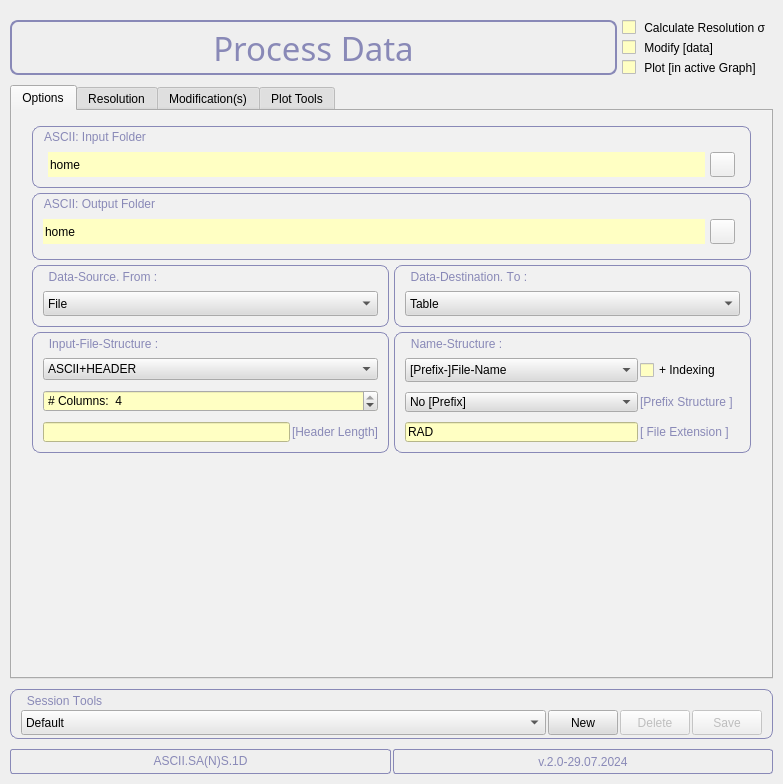
Before: the Qt Designer form qtisas/sans/ascii1d/ascii1d.ui in k61n/qtisas, drawn with Qt 5.
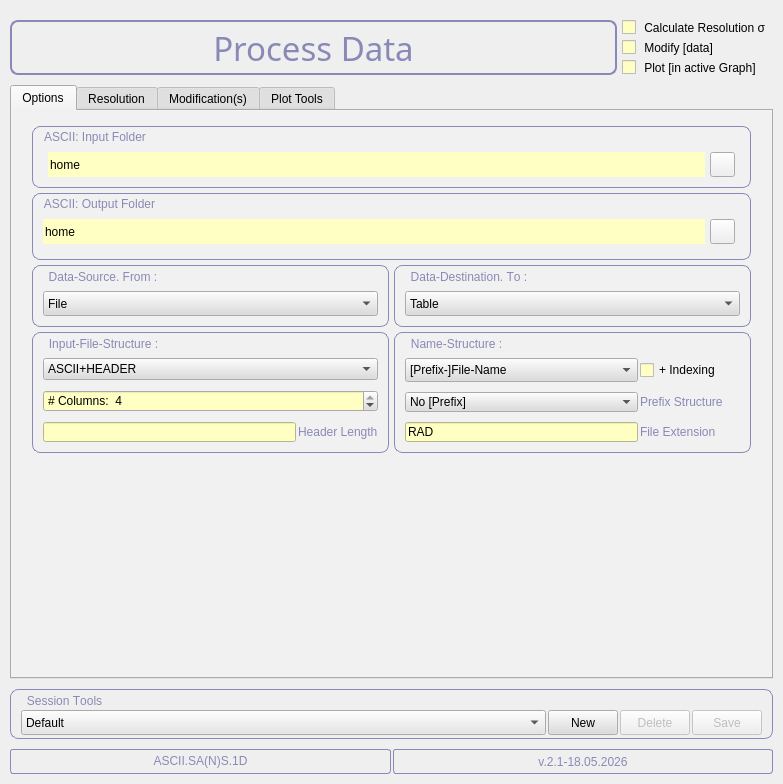
After: the same form once the commit is applied. The open tabs and pages were chosen to show the change. Icons and pictures are not drawn.

Commit message: ascii1d: improve import/export interface

Diff of the .ui file:
```diff
--- a/qtisas/sans/ascii1d/ascii1d.ui
+++ b/qtisas/sans/ascii1d/ascii1d.ui
@@ -3577,7 +3577,7 @@
                  <string>Sample Aperture</string>
                 </property>
                 <property name="text">
-                 <string>[Header Length]</string>
+                 <string>Header Length</string>
                 </property>
                 <property name="wordWrap">
                  <bool>false</bool>
@@ -4818,7 +4818,7 @@
                  <string>Sample Aperture</string>
                 </property>
                 <property name="text">
-                 <string>[Prefix Structure ]</string>
+                 <string>Prefix Structure</string>
                 </property>
                 <property name="wordWrap">
                  <bool>false</bool>
@@ -4924,7 +4924,7 @@
                  <string>Sample Aperture</string>
                 </property>
                 <property name="text">
-                 <string>[ File Extension ]</string>
+                 <string>File Extension</string>
                 </property>
                 <property name="wordWrap">
                  <bool>false</bool>
@@ -12188,7 +12188,7 @@
         <enum>QFrame::Box</enum>
        </property>
        <property name="text">
-        <string>v.2.0-29.07.2024</string>
+        <string>v.2.1-18.05.2026</string>
        </property>
        <property name="alignment">
         <set>Qt::AlignCenter</set>
```
Left out of the diff: 2 changed lines with no effect on the pictures. The commit also changes 1 other file.
